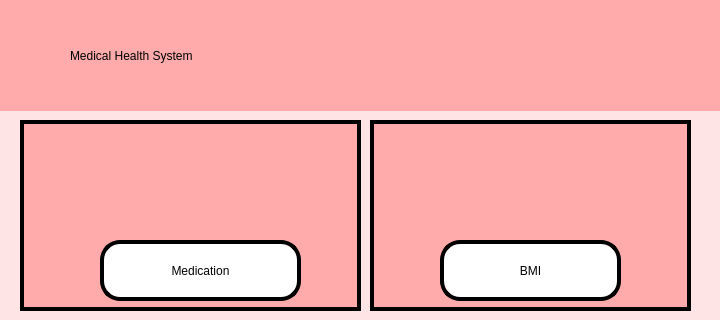
Before: the Qt Designer form UI/PHS_homepage.ui in NaryanSambhi/CSCN72030---Sec3---Group2, drawn with Qt 5; both pictures show x 0 to 720 and y 0 to 320 of the 720 by 1244 pixel window.
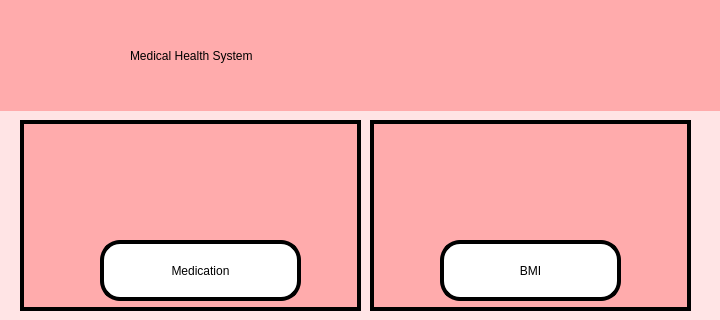
After: the same form once the commit is applied. Icons and pictures are not drawn.

What changed in the file:
```diff
--- a/UI/PHS_homepage.ui
+++ b/UI/PHS_homepage.ui
@@ -45,9 +45,9 @@
      <widget class="QLabel" name="label">
       <property name="geometry">
        <rect>
-        <x>80</x>
+        <x>140</x>
         <y>30</y>
-        <width>561</width>
+        <width>501</width>
         <height>71</height>
        </rect>
       </property>
@@ -108,6 +108,48 @@
        <string/>
       </property>
      </widget>
+     <widget class="QLabel" name="logout">
+      <property name="geometry">
+       <rect>
+        <x>10</x>
+        <y>20</y>
+        <width>101</width>
+        <height>91</height>
+       </rect>
+      </property>
+      <property name="styleSheet">
+       <string notr="true"> border: none;
+background-color: none;
+</string>
+      </property>
+      <property name="text">
+       <string/>
+      </property>
+      <property name="pixmap">
+       <pixmap resource="Config.qrc">:/newPrefix/logout.png</pixmap>
+      </property>
+      <property name="scaledContents">
+       <bool>true</bool>
+      </property>
+     </widget>
+     <widget class="QPushButton" name="GoBack">
+      <property name="geometry">
+       <rect>
+        <x>20</x>
+        <y>30</y>
+        <width>81</width>
+        <height>71</height>
+       </rect>
+      </property>
+      <property name="styleSheet">
+       <string notr="true"> border: none;
+background-color: none;
+</string>
+      </property>
+      <property name="text">
+       <string/>
+      </property>
+     </widget>
     </widget>
     <widget class="QWidget" name="widget_3" native="true">
      <property name="geometry">
```
Left out of the diff: 2 changed lines with no effect on the pictures.
